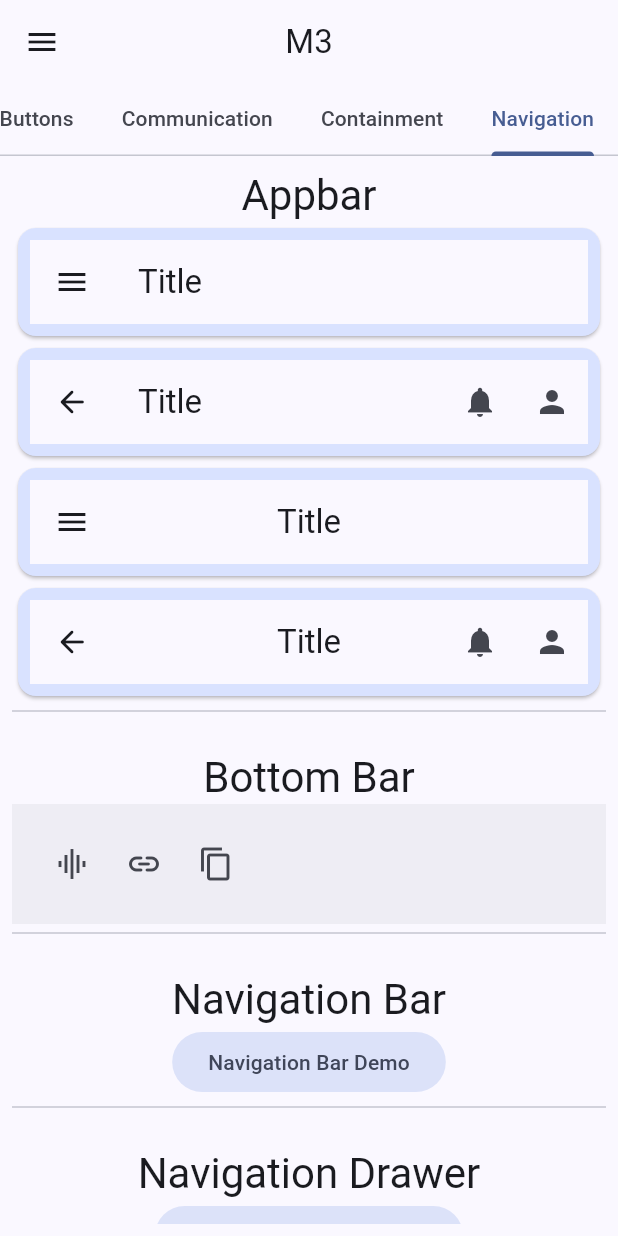
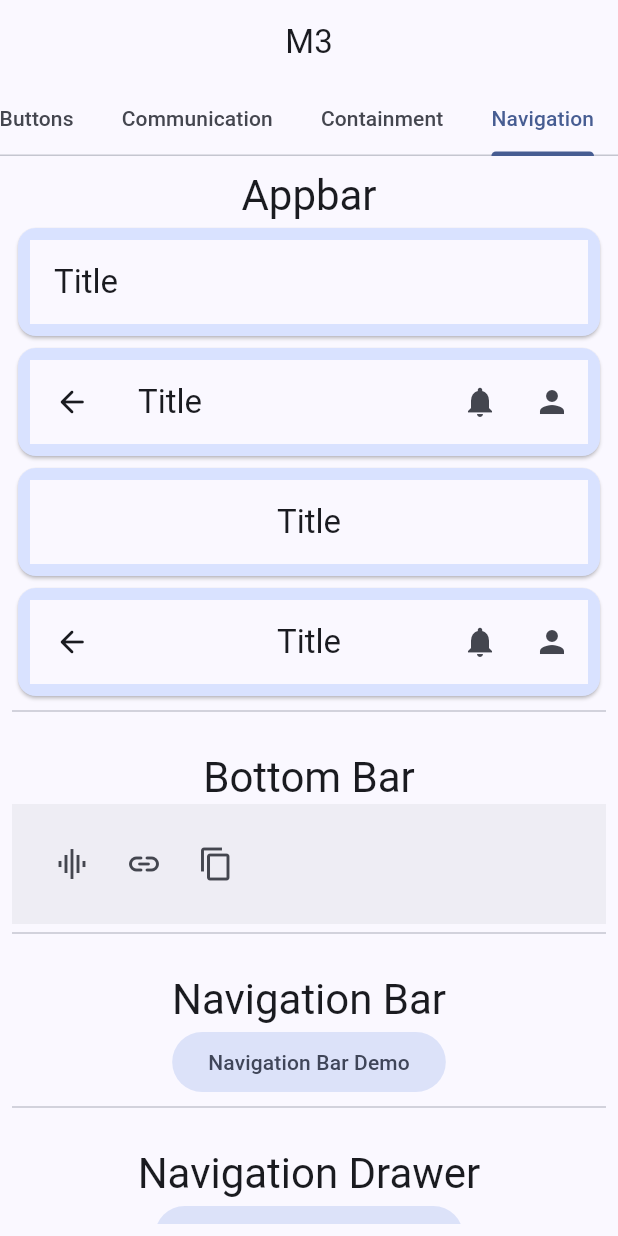
Before and after one commit to VrushankBardolia/material3_widgets, a Flutter app: the screen it shows after launch, tab 4 chosen, on a phone screen of 412 x 824 dp. Run offline on Flutter 3.47's test engine with Material 2 defaults, Android fonts, the phone set to English and light mode, and no system bars.

Commit message:
Drawer removed

```diff
--- a/lib/home.dart
+++ b/lib/home.dart
@@ -33,46 +33,6 @@ class Home extends StatelessWidget {
             Navigation()
           ],
         ),
-        drawer: const Drawer(
-          child: Column(
-            children: [
-              UserAccountsDrawerHeader(
-                currentAccountPicture: CircleAvatar(child: Text('V',style: TextStyle(fontSize: 24))),
-                accountName: Text('Vrushank Bardolia'),
-                accountEmail: Text('vrushank1793@gmail.com'),
-              ),
-              ListTile(
-                leading: Icon(Icons.home),
-                title: Text('Home'),
-              ),
-              ListTile(
-                leading: Icon(Icons.search),
-                title: Text('Search'),
-              ),
-              ListTile(
-                leading: Icon(Icons.notifications),
-                title: Text('Notification'),
-              ),
-              ListTile(
-                leading: Icon(Icons.person),
-                title: Text('Profile'),
-              ),
-              Divider(),
-              ListTile(
-                leading: Icon(Icons.settings),
-                title: Text('Setting'),
-              ),
-              ListTile(
-                leading: Icon(Icons.info),
-                title: Text('Information'),
-              ),
-              ListTile(
-                leading: Icon(Icons.help),
-                title: Text('Help & FAQs'),
-              ),
-            ],
-          ),
-        ),
       ),
     );
   }
```
